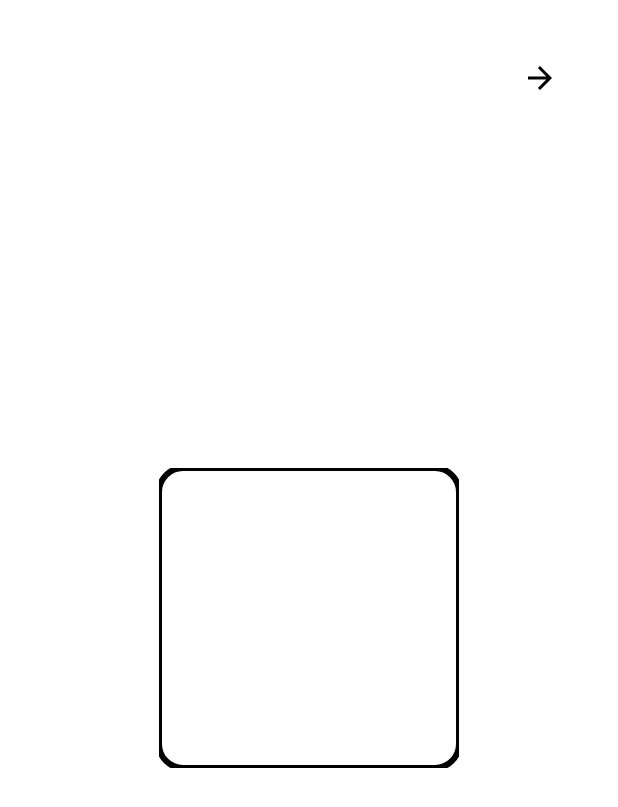
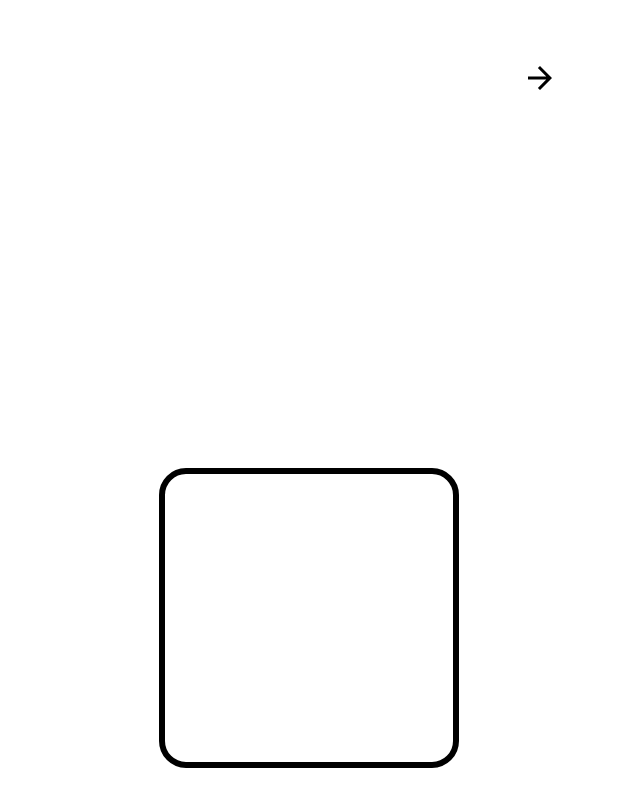
Before and after one commit to anastasiia1410/CustomViewApp, an Android app: the screen it shows after launch (MainActivity), on a phone screen of 412 x 824 dp. Shown: the top 807 px of the screen. Run offline under Robolectric (Android 15) with nearby library versions, the phone set to English and light mode, and no system bars.

Commit message:
fixed bugs

```diff
--- a/app/src/main/java/com/example/customviewapp/CustomView.kt
+++ b/app/src/main/java/com/example/customviewapp/CustomView.kt
@@ -8,15 +8,19 @@ import android.graphics.Path
 import android.graphics.RectF
 import android.util.AttributeSet
 import android.view.View
+import java.lang.Integer.min
 
 class CustomView @JvmOverloads constructor(
     context: Context, attrs: AttributeSet? = null, defStyleAttr: Int = 0,
 ) : View(context, attrs, defStyleAttr) {
+    private val paint = Paint(Paint.ANTI_ALIAS_FLAG).apply {
+        style = Paint.Style.STROKE
+    }
+    private val rectF = RectF()
+    private val path = Path()
     private var cornerRadius: Float = 0f
     private var strokeWidth: Float = 0f
     private var strokeColor = Color.TRANSPARENT
-    private val path = Path()
-    private val rectF = RectF()
 
     init {
         val typedArray = context.theme.obtainStyledAttributes(
@@ -27,25 +31,48 @@ class CustomView @JvmOverloads constructor(
         )
         try {
             cornerRadius = typedArray.getDimension(R.styleable.CustomView_cornerRadius, 0f)
-            strokeWidth = typedArray.getDimension(R.styleable.CustomView_strokeWidth, 0f)
-            strokeColor = typedArray.getColor(R.styleable.CustomView_strokeColor, Color.TRANSPARENT)
+            strokeWidth = typedArray.getDimension(R.styleable.CustomView_strokeWidth, 4f)
+            strokeColor = typedArray.getColor(R.styleable.CustomView_strokeColor, Color.BLACK)
         } finally {
             typedArray.recycle()
         }
+        paint.strokeWidth = strokeWidth
+        paint.color = strokeColor
     }
 
-    private val paint = Paint(Paint.ANTI_ALIAS_FLAG).apply {
-        style = Paint.Style.STROKE
+    override fun onMeasure(widthMeasureSpec: Int, heightMeasureSpec: Int) {
+        val contentWidth = 2 * (cornerRadius + strokeWidth).toInt()
+        val contentHeight = 2 * (cornerRadius + strokeWidth).toInt()
+
+        val widthMode = MeasureSpec.getMode(widthMeasureSpec)
+        val heightMode = MeasureSpec.getMode(heightMeasureSpec)
+        val widthSize = MeasureSpec.getSize(widthMeasureSpec)
+        val heightSize = MeasureSpec.getSize(heightMeasureSpec)
+
+        val width = when (widthMode) {
+            MeasureSpec.EXACTLY -> widthSize
+            MeasureSpec.AT_MOST -> min(contentWidth, widthSize)
+            else -> contentWidth
+        }
+
+        val height = when (heightMode) {
+            MeasureSpec.EXACTLY -> heightSize
+            MeasureSpec.AT_MOST -> min(contentHeight, heightSize)
+            else -> contentHeight
+        }
+
+        setMeasuredDimension(width, height)
+
+        rectF.set(
+            0f + strokeWidth / 2,
+            0f + strokeWidth / 2,
+            width.toFloat() - strokeWidth / 2,
+            height.toFloat() - strokeWidth / 2
+        )
     }
 
     override fun onDraw(canvas: Canvas?) {
         super.onDraw(canvas)
-        paint.strokeWidth = strokeWidth
-        paint.color = strokeColor
-        rectF.set(
-            0f, 0f, width.toFloat(), height.toFloat()
-        )
-        path.reset()
         path.addRoundRect(rectF, cornerRadius, cornerRadius, Path.Direction.CW)
         canvas?.drawPath(path, paint)
     }
--- /dev/null
+++ b/app/src/main/res/layout/text_fragment.xml
@@ -0,0 +1,4 @@
+<com.example.customviewapp.TextLinearLayout xmlns:android="http://schemas.android.com/apk/res/android"
+    android:layout_width="match_parent"
+    android:layout_height="match_parent">
+</com.example.customviewapp.TextLinearLayout>
```
Also changed, not shown: app/src/main/java/com/example/customviewapp/TextFragment.kt (+5 -42 lines), app/src/main/java/com/example/customviewapp/TextLinearLayout.kt (added, +41 -0 lines).
